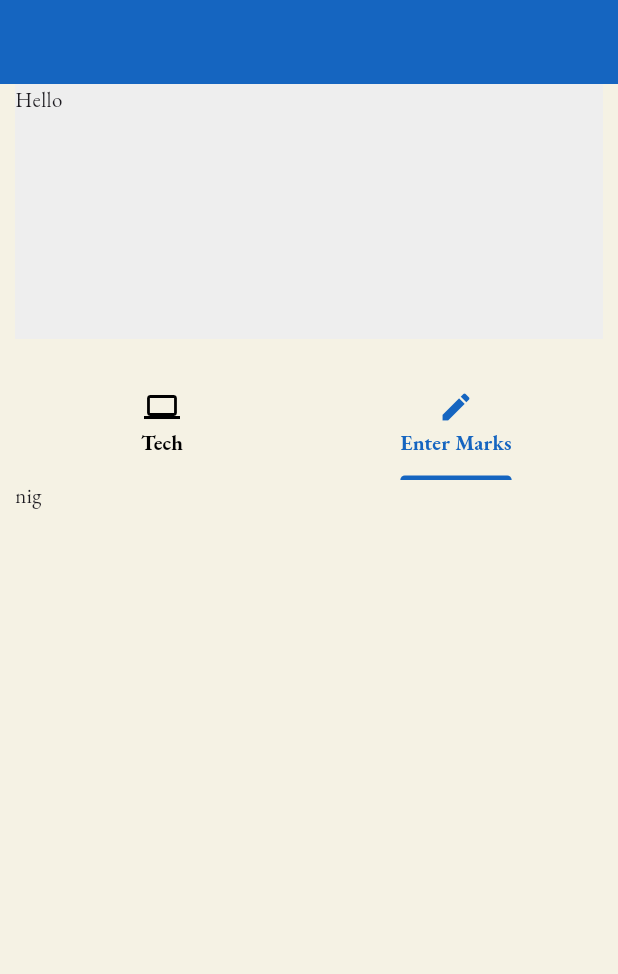
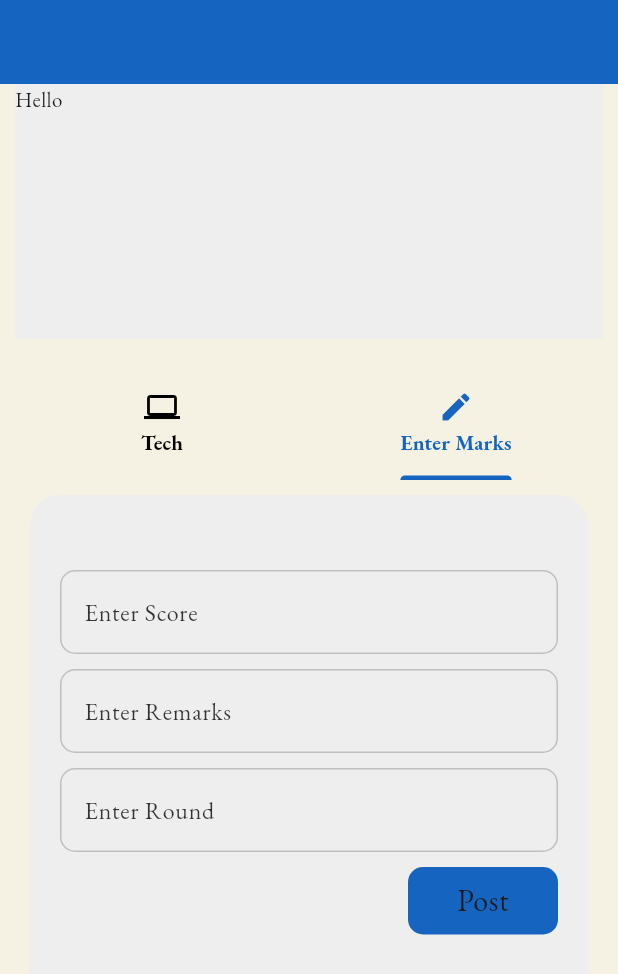
Before and after one commit to Neutrino-18/studentManagementApp, a Flutter app: the StudentScore screen opened directly with empty values, tab 2 chosen, on a phone screen of 412 x 824 dp. Shown: the top 974 px of the screen. Run offline on Flutter 3.47's test engine with Material 3 defaults, Android fonts, the phone set to English and light mode, and no system bars; our stand-ins replace flutter_riverpod, google_fonts.

Commit message:
Finalizing the text field for posting student scores

```diff
--- a/analysis_options.yaml
+++ b/analysis_options.yaml
@@ -21,6 +21,8 @@ linter:
   # `// ignore_for_file: name_of_lint` syntax on the line or in the file
   # producing the lint.
   rules:
+    - prefer_const_constructors
+    - prefer_const_literals_to_create_immutables
     # avoid_print: false  # Uncomment to disable the `avoid_print` rule
     # prefer_single_quotes: true  # Uncomment to enable the `prefer_single_quotes` rule
 
--- a/lib/Common/Widgets/text_field.dart
+++ b/lib/Common/Widgets/text_field.dart
@@ -20,7 +20,7 @@ class MyTextFormField extends StatelessWidget {
   final void Function(String)? onFieldSubmitted;
   @override
   Widget build(BuildContext context) {
-    final myColor = Theme.of(context).colorScheme.onBackground;
+    final myColor = Theme.of(context).colorScheme.onSurface;
     final borderRadius = BorderRadius.circular(20);
     return TextFormField(
       style: Theme.of(context).textTheme.bodyLarge!.copyWith(color: myColor),
@@ -89,7 +89,7 @@ class MyTextField extends StatelessWidget {
   final void Function()? onTap;
   @override
   Widget build(BuildContext context) {
-    final myColor = Theme.of(context).colorScheme.onBackground;
+    final myColor = Theme.of(context).colorScheme.onSurface;
     final borderRadius = BorderRadius.circular(10);
     return TextField(
       style: Theme.of(context).textTheme.bodyLarge!.copyWith(color: myColor),
--- a/lib/TPOInstructorInterviewer/individual_score.dart
+++ b/lib/TPOInstructorInterviewer/individual_score.dart
@@ -3,6 +3,7 @@ import 'package:app_crt/Modals/interviewer.dart';
 import 'package:app_crt/Modals/student_model.dart';
 import 'package:app_crt/StudentScreens/performance_page.dart';
 import 'package:app_crt/Widgets/StudentWids/performance_table.dart';
+import 'package:app_crt/student_score_field.dart';
 import 'package:flutter/material.dart';
 
 class StudentScore extends StatelessWidget {
@@ -43,13 +44,13 @@ class StudentScore extends StatelessWidget {
               height: 170,
               width: double.infinity,
               color: Theme.of(context).colorScheme.secondary,
-              child: Text("Hello"),
+              child: const Text("Hello"),
             ),
             const SizedBox(
               height: 20,
             ),
             DefaultTabController(
-              animationDuration: Duration(milliseconds: 300),
+              animationDuration: const Duration(milliseconds: 300),
               length: 2,
               child: Expanded(
                 child: Column(
@@ -62,7 +63,7 @@ class StudentScore extends StatelessWidget {
                           icon: Icon(some.keys.single),
                           text: some.values.single,
                         ),
-                        Tab(
+                        const Tab(
                           icon: Icon(Icons.edit),
                           text: "Enter Marks",
                         ),
@@ -70,14 +71,18 @@ class StudentScore extends StatelessWidget {
                     ),
                     Expanded(
                       child: TabBarView(
-                        physics: PageScrollPhysics(),
+                        physics: const PageScrollPhysics(),
                         children: [
-                          DropdownTableWidget(
-                              dropDownTitle: 'Current Performance',
-                              tableData:
-                                  something.isEmpty ? ifEmpty : something,
-                              index: 0),
-                          Text('nig'),
+                          Padding(
+                            padding: const EdgeInsets.symmetric(
+                                horizontal: 10, vertical: 40),
+                            child: DropdownTableWidget(
+                                dropDownTitle: 'Current Performance',
+                                tableData:
+                                    something.isEmpty ? ifEmpty : something,
+                                index: 0),
+                          ),
+                          const StudentScoreTestField(),
                         ],
                       ),
                     ),
--- a/lib/main.dart
+++ b/lib/main.dart
@@ -1,5 +1,4 @@
 import 'package:app_crt/login_page.dart';
-import 'package:app_crt/test_field.dart';
 import "package:flutter/material.dart";
 import 'package:app_crt/theme.dart';
 import 'package:flutter_riverpod/flutter_riverpod.dart';
@@ -24,7 +23,7 @@ class MyApp extends StatelessWidget {
       debugShowCheckedModeBanner: false,
       theme: AppTheme.selfTheme,
       darkTheme: AppTheme.selfDarkTheme,
-      home: const ProviderScope(child: TestField()),
+      home: const ProviderScope(child: LoginPage()),
       // routes: {
       //   NavigationConsts.destStudentHome: (context) => const IconFooter(),
       //   NavigationConsts.destTpoHome: (context) => const IconFooter(),
--- /dev/null
+++ b/lib/student_score_field.dart
@@ -0,0 +1,71 @@
+import 'package:app_crt/Common/Widgets/text_field.dart';
+import 'package:flutter/material.dart';
+
+class StudentScoreTestField extends StatelessWidget {
+  const StudentScoreTestField({super.key});
+
+  @override
+  Widget build(BuildContext context) {
+    return Scaffold(
+      body: Container(
+        padding: const EdgeInsets.all(20),
+        margin: const EdgeInsets.all(10),
+        decoration: BoxDecoration(
+            color: Theme.of(context).colorScheme.secondary,
+            borderRadius: BorderRadius.circular(20)),
+        child: Column(
+          mainAxisAlignment: MainAxisAlignment.start,
+          crossAxisAlignment: CrossAxisAlignment.end,
+          children: [
+            const SizedBox(
+              height: 30,
+            ),
+            const MyTextField(
+              hintText: 'How much he/she scored?',
+              labelText: 'Enter Score',
+              keyboardType: TextInputType.number,
+            ),
+            const SizedBox(
+              height: 10,
+            ),
+            const MyTextField(
+              hintText: 'How did he/she performed?',
+              labelText: 'Enter Remarks',
+            ),
+            const SizedBox(
+              height: 10,
+            ),
+            const MyTextField(
+              keyboardType: TextInputType.number,
+              hintText: '1, 2 or 3 ',
+              labelText: 'Enter Round',
+            ),
+            const SizedBox(
+              height: 10,
+            ),
+            GestureDetector(
+              onTap: () {},
+              child: Container(
+                height: 45,
+                width: 100,
+                decoration: BoxDecoration(
+                  color: Theme.of(context).colorScheme.primary,
+                  borderRadius: BorderRadius.circular(10),
+                ),
+                child: Center(
+                  child: Text(
+                    "Post",
+                    style: Theme.of(context)
+                        .textTheme
+                        .bodyLarge!
+                        .copyWith(fontSize: 20),
+                  ),
+                ),
+              ),
+            )
+          ],
+        ),
+      ),
+    );
+  }
+}
--- a/lib/test_field.dart
+++ /dev/null
@@ -1,37 +0,0 @@
-import 'package:app_crt/Common/Widgets/text_field.dart';
-import 'package:flutter/material.dart';
-
-class TestField extends StatelessWidget {
-  const TestField({super.key});
-
-  @override
-  Widget build(BuildContext context) {
-    return Scaffold(
-      body: Column(
-        mainAxisAlignment: MainAxisAlignment.center,
-        children: [
-          MyTextField(
-            hintText: 'How much he/she scored?',
-            labelText: 'Enter Score',
-            keyboardType: TextInputType.number,
-          ),
-          SizedBox(
-            height: 10,
-          ),
-          MyTextField(
-            hintText: 'How did he/she performed?',
-            labelText: 'Enter Remarks',
-          ),
-          SizedBox(
-            height: 10,
-          ),
-          MyTextField(
-            keyboardType: TextInputType.number,
-            hintText: '1, 2 or 3 ',
-            labelText: 'Enter Round',
-          )
-        ],
-      ),
-    );
-  }
-}
--- a/lib/theme.dart
+++ b/lib/theme.dart
@@ -66,7 +66,7 @@ class AppTheme {
   static const darkColorScheme = ColorScheme.dark(
     onSurface: Color(0xfff5f6f6),
     primary: Color.fromARGB(255, 62, 116, 202),
-    secondary: Color(0xff212d40),
+    secondary: Color.fromARGB(100, 33, 45, 64),
     surface: Color(0xff121212),
     error: Color(0xffCF6679),
     brightness: Brightness.dark,
```
